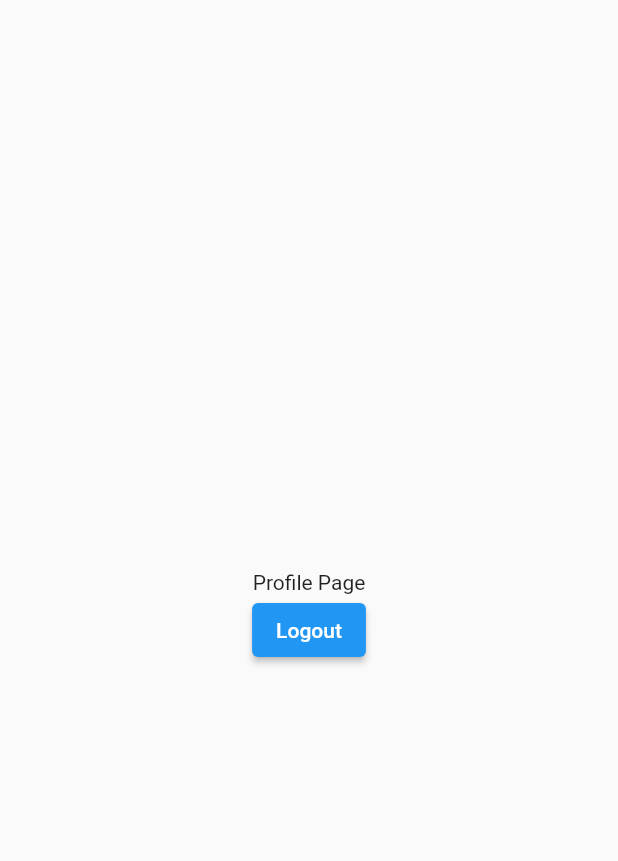
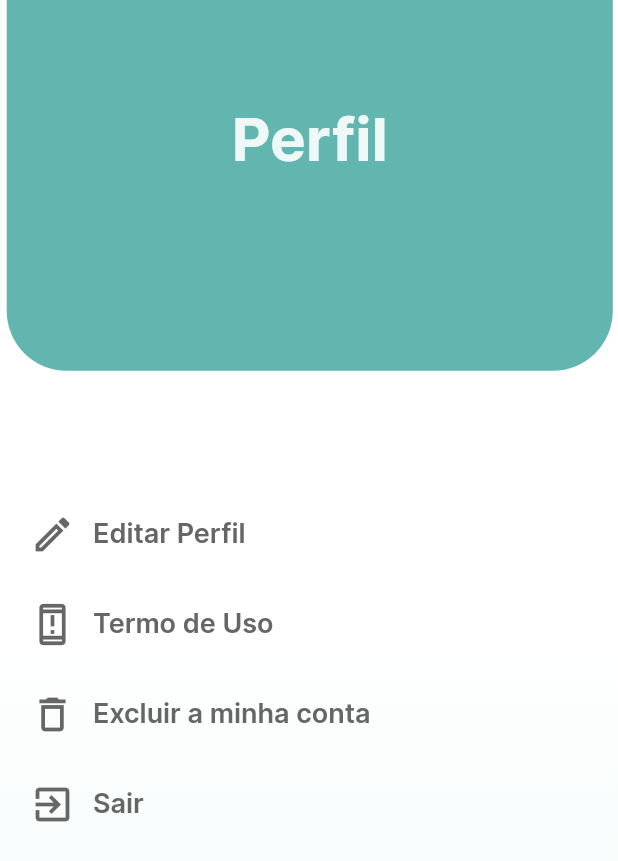
Before and after one commit to ramonzacarias/minha_estante, a Flutter app: the ProfilePage screen opened directly, on a phone screen of 412 x 824 dp. Shown: the top 861 px of the screen. Run offline on Flutter 3.47's test engine with Material 2 defaults, Android fonts, the phone set to English and light mode, and no system bars; our stand-ins replace firebase_auth, firebase_core, flutter_secure_storage, get_it; accounts and stored records are empty.

Commit message:
Atualizando últimas modificações

```diff
--- a/lib/app.dart
+++ b/lib/app.dart
@@ -1,5 +1,7 @@
 import 'package:flutter/material.dart';
 import 'package:minha_estante/commom/constants/routes.dart';
+import 'package:minha_estante/features/home/profile_page.dart';
+import 'package:minha_estante/features/home/use_therms.dart';
 import 'package:minha_estante/features/onboarding/onboarding_page.dart';
 import 'package:minha_estante/features/sign_in/sign_in_page.dart';
 import 'package:minha_estante/features/sign_up/sign_up_page.dart';
@@ -21,6 +23,7 @@ class App extends StatelessWidget {
         NamedRoute.splash:(context) => const SplashPage(),
         NamedRoute.signUp:(context) => const SignUpPage(),
         NamedRoute.signIn: (context) => const SignInPage(),
+        NamedRoute.useTherms: (context) => const UseTherms(),
         NamedRoute.home: (context) => const HomePage(),
       },
     );
--- a/lib/commom/constants/routes.dart
+++ b/lib/commom/constants/routes.dart
@@ -7,5 +7,6 @@ class NamedRoute {
   static const String splash = "/splash";
   static const String signUp = "/sign_up";
   static const String signIn = "/sign_in";
+  static const String useTherms = "/use_therms";
   static const String home = "/home";
 }
--- a/lib/features/home/profile_page.dart
+++ b/lib/features/home/profile_page.dart
@@ -1,22 +1,143 @@
 import 'package:flutter/material.dart';
+import 'package:minha_estante/commom/constants/app_colors.dart';
+import 'package:minha_estante/commom/constants/app_text_styles.dart';
 import 'package:minha_estante/services/secure_storage.dart';
 
 import '../../commom/constants/routes.dart';
 
 class ProfilePage extends StatelessWidget {
   final _secureStorage = const SecureStorage();
+
   const ProfilePage({Key? key}) : super(key: key);
 
   @override
   Widget build(BuildContext context) {
     return Scaffold(
-      body: Center(
+      body: Stack(
+        children: [
+          Positioned.fill(
+            child: Container(
+              decoration: BoxDecoration(
+                gradient: LinearGradient(
+                  begin: Alignment.center,
+                  end: Alignment.bottomCenter,
+                  colors: [AppColors.white, AppColors.iceWhite],
+                ),
+              ),
+            ),
+          ),
+          Positioned.fill(
+            left: 3,
+            right: 2,
+            child: Align(
+              alignment: Alignment.topCenter,
+              child: Container(
+                padding: EdgeInsets.symmetric(horizontal: 150.0),
+                height: MediaQuery.of(context).size.height * 0.3,
+                decoration: BoxDecoration(
+                  color: AppColors.greenTwo,
+                  borderRadius: BorderRadius.only(
+                    bottomLeft: Radius.circular(40.0),
+                    bottomRight: Radius.circular(40.0),
+                  ),
+                ),
+                child: Column(
+                  children: [
+                    SizedBox(height: 68.0),
+                    Text(
+                      'Perfil',
+                      textAlign: TextAlign.center,
+                      style: AppTextStyles.bigText40.copyWith(
+                        color: AppColors.iceWhite,
+
+                      ),
+                    ),
+                  ],
+                ),
+              ),
+            ),
+          ),
+          Center(
             child: Column(
               mainAxisAlignment: MainAxisAlignment.center,
               children: [
-            Text("Profile Page"),
-            ElevatedButton(
-              onPressed: () {
+                SizedBox(height: 68,),
+                Container(
+                  margin: EdgeInsets.symmetric(horizontal: 20.0),
+                  child: InkWell(
+                    onTap: () {
+                      // Ação do botão "Teste"
+                    },
+                    child: Row(
+                      children: [
+                        Icon(Icons.edit_outlined, size: 30, color: AppColors.grey,),
+                        SizedBox(
+                          width: 12.0,
+                        ),
+                        Text(
+                          'Editar Perfil',
+                          style: AppTextStyles.mediumText18.copyWith(color: AppColors.grey),
+                        )
+                      ],
+                    ),
+                  ),
+                ),
+                SizedBox(
+                  height: 30.0, // Espaçamento vertical entre os botões
+                ),
+                Container(
+                  margin: EdgeInsets.symmetric(horizontal: 20.0),
+                  child: InkWell(
+                    onTap: () {
+                      // Ação do botão "Teste"
+                      Navigator.popAndPushNamed(
+                        context, NamedRoute.useTherms
+                      );
+                    },
+                    child: Row(
+                      children: [
+                        Icon(Icons.security_update_warning_outlined, size: 30, color: AppColors.grey),
+                        SizedBox(
+                          width: 12.0,
+                        ),
+                        Text(
+                          'Termo de Uso',
+                          style: AppTextStyles.mediumText18.copyWith(color: AppColors.grey),
+                        )
+                      ],
+                    ),
+                  ),
+                ),
+                SizedBox(
+                  height: 30.0, // Espaçamento vertical entre os botões
+                ),
+                Container(
+                  margin: EdgeInsets.symmetric(horizontal: 20.0),
+                  child: InkWell(
+                    onTap: () {
+                      // Ação do botão "Teste"
+                    },
+                    child: Row(
+                      children: [
+                        Icon(Icons.delete_outline, size: 30, color: AppColors.grey),
+                        SizedBox(
+                          width: 12.0,
+                        ),
+                        Text(
+                          'Excluir a minha conta',
+                          style: AppTextStyles.mediumText18.copyWith(color: AppColors.grey),
+                        )
+                      ],
+                    ),
+                  ),
+                ),
+                SizedBox(
+                  height: 30.0, // Espaçamento vertical entre os botões
+                ),
+                Container(
+                  margin: EdgeInsets.symmetric(horizontal: 20.0),
+                  child: InkWell(
+                    onTap: () {
                       _secureStorage.deleteOne(key: "CURRENT_USER").then(
                             (_) => Navigator.popAndPushNamed(
                               context,
@@ -24,10 +145,24 @@ class ProfilePage extends StatelessWidget {
                             ),
                           );
                     },
-              child: const Text("Logout")
+                    child: Row(
+                      children: [
+                        Icon(Icons.exit_to_app_outlined, size: 30, color: AppColors.grey),
+                        SizedBox(
+                          width: 12.0,
+                        ),
+                        Text(
+                          'Sair',
+                          style: AppTextStyles.mediumText18.copyWith(color: AppColors.grey),
+                        )
+                      ],
+                    ),
+                  ),
+                )
+              ],
+            ),
           ),
         ],
-        ),
       ),
     );
   }
```
Also changed, not shown: lib/features/home/use_therms.dart (added, +85 -0 lines). Lines whose indentation alone changed are shown as unchanged.
